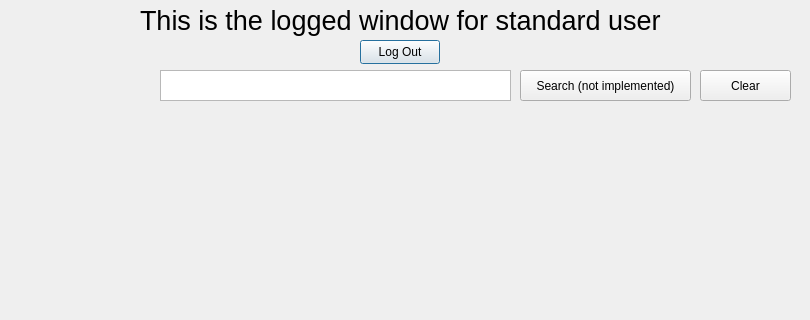
Above: LibraryApp/suclogin.ui from peterjmen/106.2_library_system before the change; both pictures show x 0 to 810 and y 0 to 320 of the 810 by 545 pixel window. Below: the same form after it.
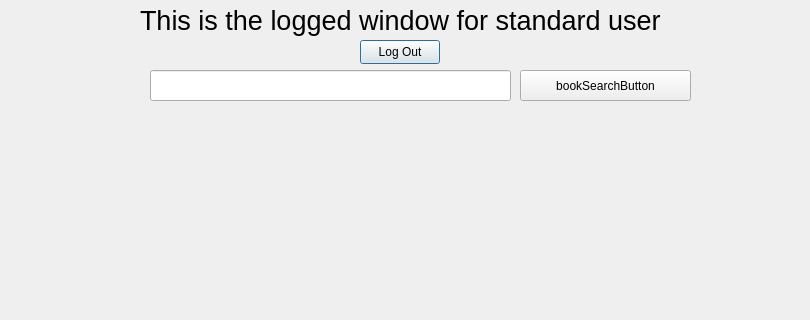
That is the form after the change.

Diff of the .ui file:
```diff
--- a/LibraryApp/suclogin.ui
+++ b/LibraryApp/suclogin.ui
@@ -54,7 +54,7 @@
     </rect>
    </property>
    <property name="text">
-    <string>Search (not implemented)</string>
+    <string>bookSearchButton</string>
    </property>
   </widget>
   <widget class="QWidget" name="horizontalLayoutWidget">
@@ -90,29 +90,16 @@
     </item>
    </layout>
   </widget>
-  <widget class="QTextEdit" name="textEdit">
+  <widget class="QLineEdit" name="lineEdit_bookSearchText">
    <property name="geometry">
     <rect>
-     <x>160</x>
+     <x>150</x>
      <y>70</y>
-     <width>351</width>
+     <width>361</width>
      <height>31</height>
     </rect>
    </property>
   </widget>
-  <widget class="QPushButton" name="searchClear">
-   <property name="geometry">
-    <rect>
-     <x>700</x>
-     <y>70</y>
-     <width>91</width>
-     <height>31</height>
-    </rect>
-   </property>
-   <property name="text">
-    <string>Clear</string>
-   </property>
-  </widget>
  </widget>
  <resources/>
  <connections/>
```
Left out of the diff: 7 changed lines with no effect on the pictures.
